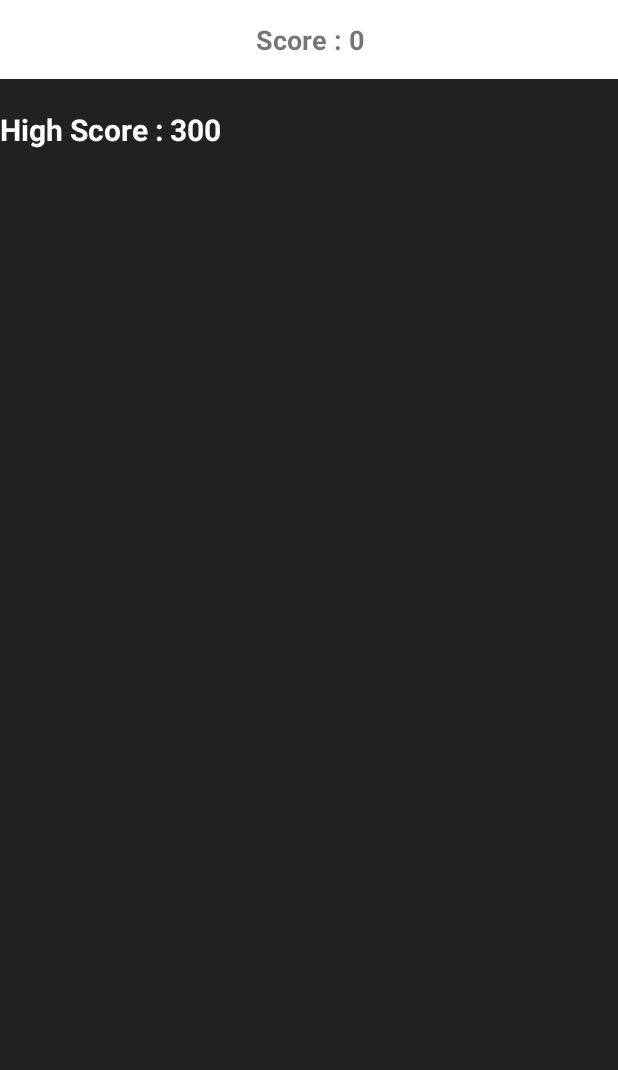
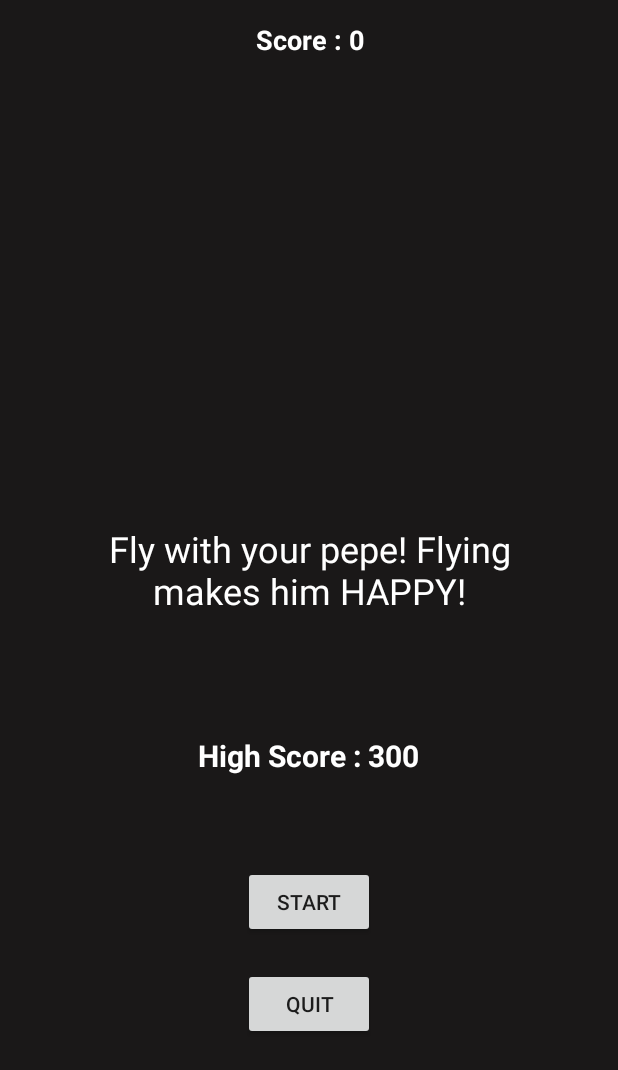
Before and after one commit to rddrdhd/TAMZII_Pepet, an Android app: the layout activity_first.xml on its own in the app's theme, with its tools: preview values and no code run, on a phone screen of 412 x 824 dp. Shown: the top 1070 px of the screen. Run offline under Robolectric (Android 15) with nearby library versions, the phone set to English and light mode, and no system bars.

Commit message:
First activity redesign

```diff
--- a/app/src/main/java/com/example/thegathering/First/FirstGameView.java
+++ b/app/src/main/java/com/example/thegathering/First/FirstGameView.java
@@ -179,6 +179,8 @@ public class FirstGameView extends android.view.SurfaceView implements android.v
     }
 
     public void resetLevel() {
+        FirstActivity.start_flg = false;
+
         characterSprite.y = 100;
         pipe1.xX = 2000;
         pipe1.yY = 0;
--- a/app/src/main/java/com/example/thegathering/Third/ThirdActivity.java
+++ b/app/src/main/java/com/example/thegathering/Third/ThirdActivity.java
@@ -23,7 +23,7 @@ import java.util.TimerTask;
 import java.util.concurrent.TimeUnit;
 
 public class ThirdActivity extends AppCompatActivity {
-    // uses pepe - main hero,
+    // pepe - main hero,
     // item - falling food,
     // boost - falling drink,
     // black - falling bad thing
--- a/app/src/main/res/layout/activity_first.xml
+++ b/app/src/main/res/layout/activity_first.xml
@@ -1,6 +1,8 @@
 <?xml version="1.0" encoding="utf-8"?>
 <LinearLayout xmlns:android="http://schemas.android.com/apk/res/android"
-    android:layout_width="match_parent" android:layout_height="match_parent"
+    android:layout_width="match_parent"
+    android:layout_height="match_parent"
+    android:background="#1A1818"
     android:orientation="vertical">
 
 
@@ -14,26 +16,59 @@
             android:id="@+id/scoreLabel1"
             android:layout_width="match_parent"
             android:layout_height="wrap_content"
-            android:text="Score : 0"
-            android:textSize="18sp"
-            android:textStyle="bold"
-            android:paddingVertical="14dp"
             android:layout_marginBottom="20dp"
             android:gravity="center"
-            android:background="@android:color/white"/>
+            android:paddingVertical="14dp"
+            android:text="Score : 0"
+            android:textColor="#FFFFFF"
+            android:textSize="18sp"
+            android:textStyle="bold" />
+
+        <LinearLayout
+            android:id="@+id/startLayoutFirst"
+            android:layout_width="match_parent"
+            android:layout_height="877dp"
+            android:layout_gravity="center"
+            android:gravity="center"
+            android:orientation="vertical">
+
+            <TextView
+                android:layout_width="268dp"
+                android:layout_height="wrap_content"
+                android:layout_marginTop="20dp"
+                android:text="Fly with your pepe! Flying makes him HAPPY!"
+                android:textAlignment="center"
+                android:textColor="#FFFFFF"
+                android:textSize="24sp" />
 
             <TextView
                 android:id="@+id/highScoreLabel1"
                 android:layout_width="wrap_content"
-
                 android:layout_height="wrap_content"
-            android:gravity="center"
+                android:layout_marginTop="80dp"
                 android:text="High Score : 300"
                 android:textColor="#FFFFFF"
                 android:textSize="20sp"
                 android:textStyle="bold" />
 
+            <Button
+                android:layout_width="wrap_content"
+                android:layout_height="wrap_content"
+                android:layout_marginTop="60dp"
+                android:onClick="startGame1"
+                android:text="START" />
+
+            <Button
+                android:layout_width="wrap_content"
+                android:layout_height="wrap_content"
+                android:layout_marginTop="20dp"
+                android:onClick="quitGame1"
+                android:text="Quit" />
+
         </LinearLayout>
 
 
     </LinearLayout>
+
+
+</LinearLayout>
--- a/app/src/main/res/layout/activity_third.xml
+++ b/app/src/main/res/layout/activity_third.xml
@@ -6,7 +6,7 @@
     android:layout_height="match_parent"
     tools:context=".Third.ThirdActivity"
     android:orientation="vertical"
-    android:background="@drawable/bg">
+    android:background="@drawable/pond">
 
     <TextView
         android:id="@+id/scoreLabel3"
```
Also changed, not shown: app/src/main/java/com/example/thegathering/First/FirstActivity.java (+31 -9 lines), app/src/main/res/drawable-v24/pond.jpg (added). Lines whose indentation alone changed are shown as unchanged.
